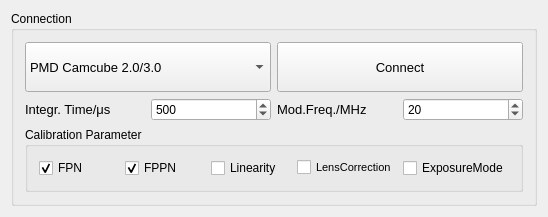
Before: the Qt Designer form Modules/ToFUI/Qmitk/QmitkToFConnectionWidgetControls.ui in MITK/MITK, drawn with Qt 5.
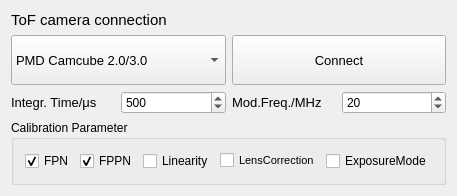
After: the same form once the commit is applied. Icons and pictures are not drawn.

Commit message: Small design changes in ToF widgets

```diff
--- a/Modules/ToFUI/Qmitk/QmitkToFConnectionWidgetControls.ui
+++ b/Modules/ToFUI/Qmitk/QmitkToFConnectionWidgetControls.ui
@@ -6,8 +6,8 @@
    <rect>
     <x>0</x>
     <y>0</y>
-    <width>548</width>
-    <height>201</height>
+    <width>405</width>
+    <height>177</height>
    </rect>
   </property>
   <property name="minimumSize">
@@ -17,16 +17,22 @@
    </size>
   </property>
   <property name="windowTitle">
-   <string>&quot;QmitkToFConnection</string>
-  </property>
-  <layout class="QGridLayout" name="gridLayout_2">
-   <item row="0" column="0">
-    <widget class="QGroupBox" name="groupBox_3">
-     <property name="title">
-      <string>Connection</string>
+   <string>QmitkToFConnection</string>
      </property>
      <layout class="QGridLayout" name="gridLayout">
       <item row="0" column="0" colspan="2">
+    <widget class="QLabel" name="label">
+     <property name="font">
+      <font>
+       <pointsize>11</pointsize>
+      </font>
+     </property>
+     <property name="text">
+      <string>ToF camera connection</string>
+     </property>
+    </widget>
+   </item>
+   <item row="1" column="0" colspan="2">
        <widget class="QComboBox" name="m_SelectCameraCombobox">
         <property name="sizePolicy">
          <sizepolicy hsizetype="Minimum" vsizetype="Preferred">
@@ -86,7 +92,7 @@
         </item>
        </widget>
       </item>
-      <item row="0" column="2" colspan="2">
+   <item row="1" column="2" colspan="2">
        <widget class="QPushButton" name="m_ConnectCameraButton">
         <property name="minimumSize">
          <size>
@@ -121,7 +127,7 @@
         </property>
        </widget>
       </item>
-      <item row="1" column="0">
+   <item row="2" column="0">
        <widget class="QLabel" name="labelIntTime">
         <property name="font">
          <font>
@@ -133,7 +139,7 @@
         </property>
        </widget>
       </item>
-      <item row="1" column="1">
+   <item row="2" column="1">
        <widget class="QSpinBox" name="m_IntegrationTimeSpinBox">
         <property name="sizePolicy">
          <sizepolicy hsizetype="Preferred" vsizetype="Fixed">
@@ -161,7 +167,7 @@
         </property>
        </widget>
       </item>
-      <item row="1" column="2">
+   <item row="2" column="2">
        <widget class="QLabel" name="labelModFreq">
         <property name="font">
          <font>
@@ -173,7 +179,7 @@
         </property>
        </widget>
       </item>
-      <item row="1" column="3">
+   <item row="2" column="3">
        <widget class="QSpinBox" name="m_ModulationFrequencySpinBox">
         <property name="sizePolicy">
          <sizepolicy hsizetype="Preferred" vsizetype="Fixed">
@@ -195,7 +201,7 @@
         </property>
        </widget>
       </item>
-      <item row="2" column="0" colspan="4">
+   <item row="3" column="0" colspan="4">
        <widget class="QGroupBox" name="m_CalibrationParameterGroupBox">
         <property name="minimumSize">
          <size>
@@ -269,9 +275,6 @@
            <property name="checked">
             <bool>false</bool>
            </property>
-          </widget>
-         </item>
-        </layout>
        </widget>
       </item>
      </layout>
```
Lines whose indentation alone changed are shown as unchanged. The commit also changes 3 other files.
